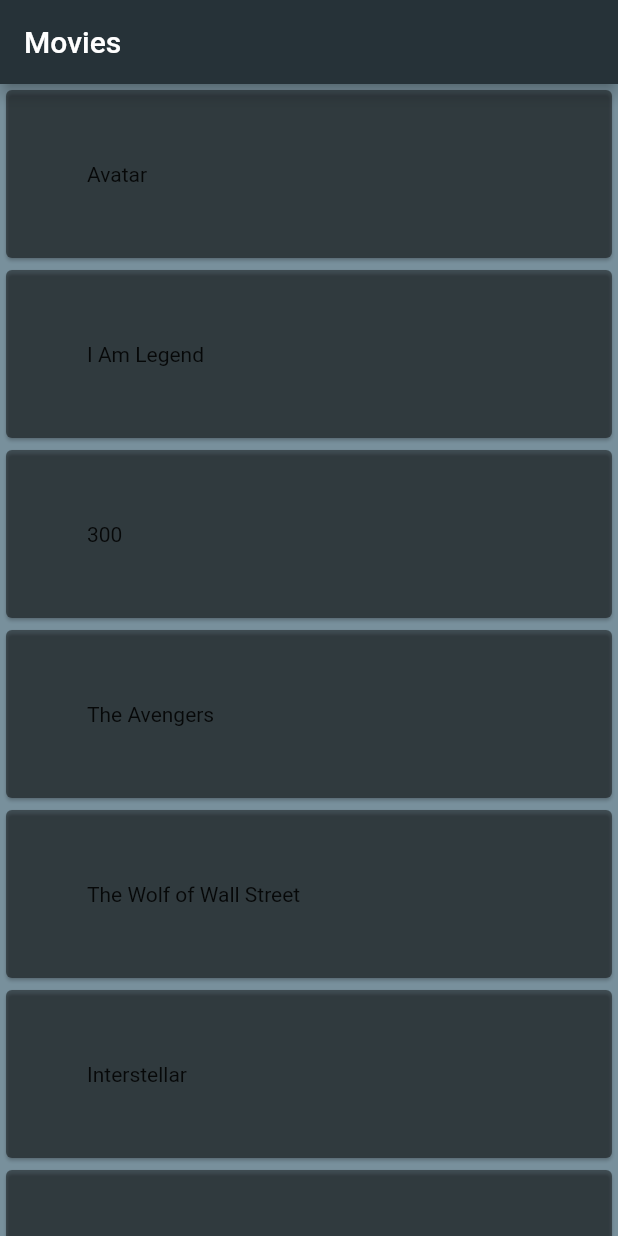
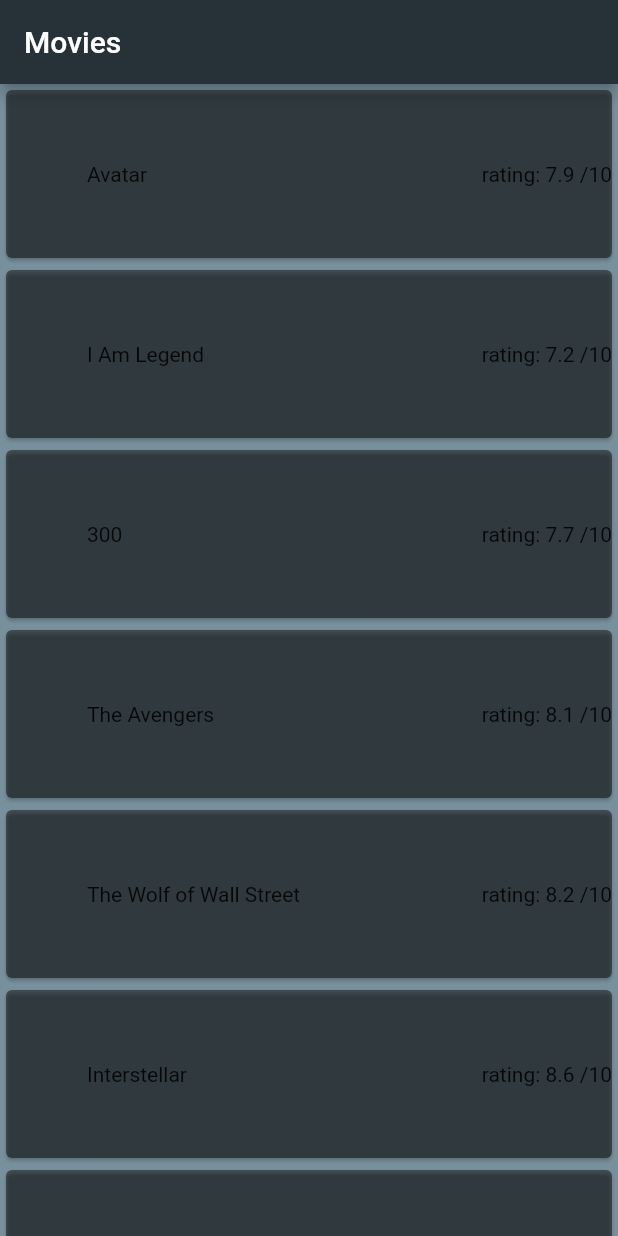
Before and after one commit to anoobishnoob/movieDB, a Flutter app: the screen it shows after launch, on a phone screen of 412 x 824 dp. Run offline on Flutter 3.47's test engine with Material 2 defaults, Android fonts, the phone set to English and light mode, and no system bars.

Commit message:
Update home.dart

```diff
--- a/lib/ui/home.dart
+++ b/lib/ui/home.dart
@@ -71,7 +71,14 @@ class MovieListView extends StatelessWidget {
               crossAxisAlignment: CrossAxisAlignment.start,
               mainAxisAlignment: MainAxisAlignment.spaceAround,
               children: <Widget>[
-                Text(movie.title)
+                Row(
+                  mainAxisAlignment: MainAxisAlignment.spaceBetween,
+                  children: <Widget>[
+                  Text(movie.title),
+                  Text("rating: ${movie.imdbRating} /10"
+                  )
+                ],)
+
               ],
             ),
           ),
```
